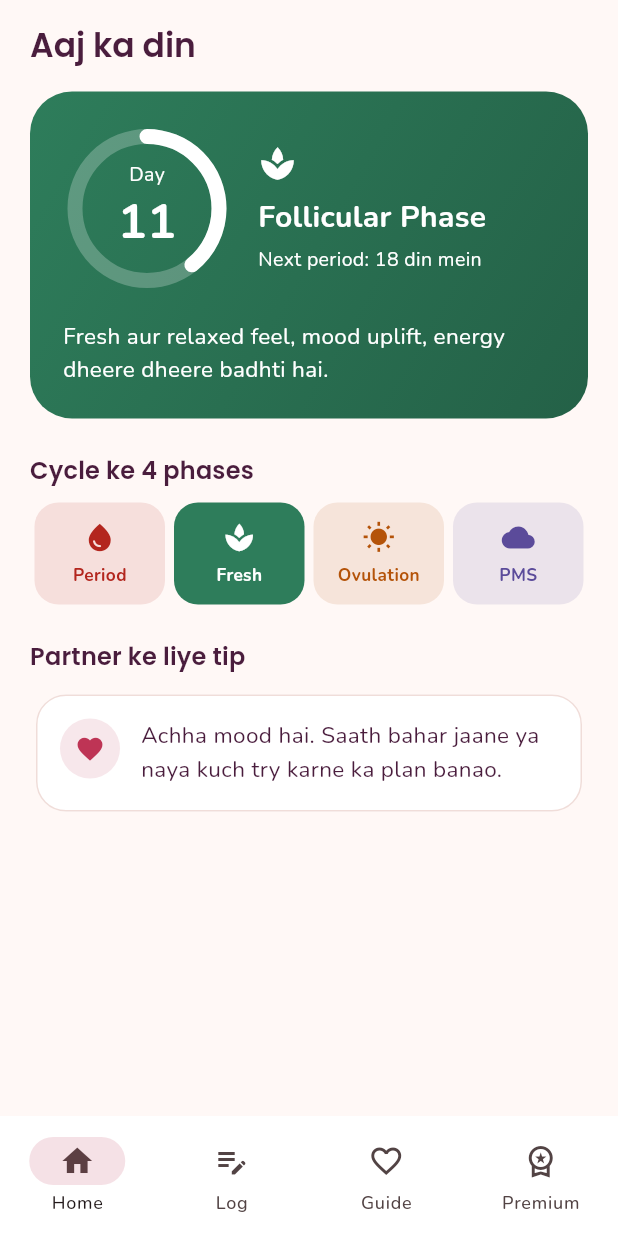
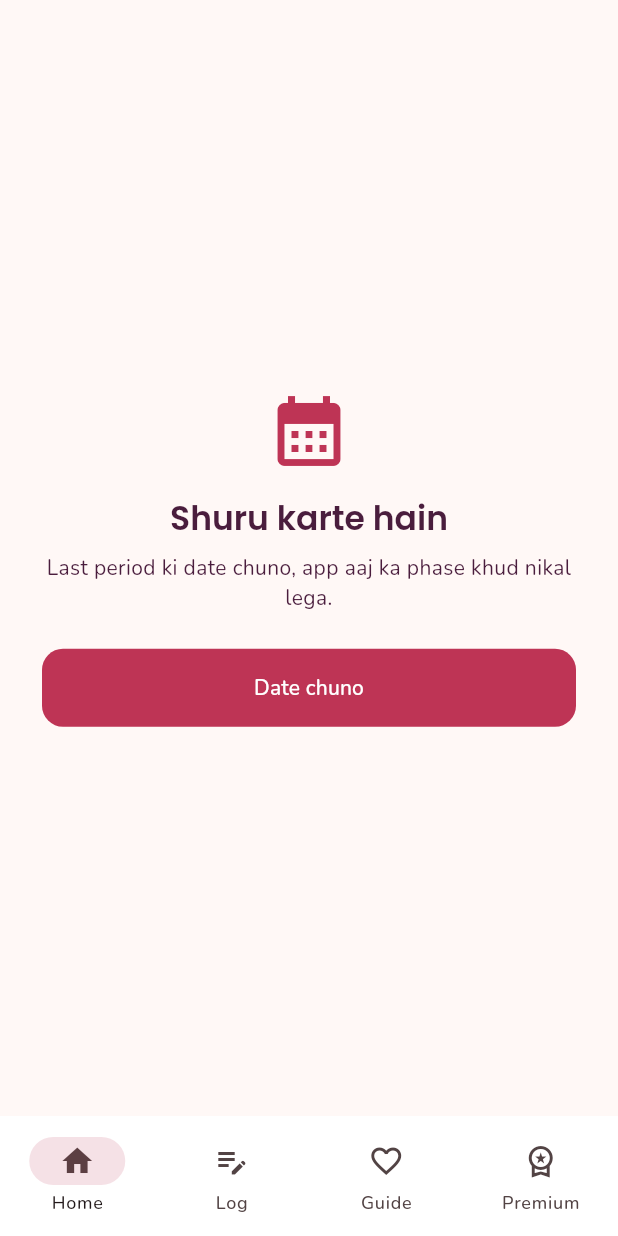
Before and after one commit to SirajAbbas12/menstrual-partner-app, a Flutter app: the screen it shows after launch, on a phone screen of 412 x 824 dp. Run offline on Flutter 3.47's test engine with Material 3 defaults, Android fonts, the phone set to English and light mode, and no system bars; our stand-ins replace flutter_riverpod, google_fonts, hive_flutter; accounts and stored records are empty.

Commit message:
Date picker and saved cycle

```diff
--- a/lib/features/cycle/presentation/dashboard_screen.dart
+++ b/lib/features/cycle/presentation/dashboard_screen.dart
@@ -1,22 +1,70 @@
 import 'dart:math' as math;
 import 'package:flutter/material.dart';
+import 'package:flutter_riverpod/flutter_riverpod.dart';
 import '../../../core/theme/app_theme.dart';
 import '../domain/cycle_calculator.dart';
 import '../domain/cycle_phase.dart';
+import '../providers/cycle_provider.dart';
 
-class DashboardScreen extends StatelessWidget {
+class DashboardScreen extends ConsumerWidget {
   const DashboardScreen({super.key});
 
-  static const int cycleLength = 28;
+  Future<void> _pickDate(BuildContext context, WidgetRef ref) async {
+    final s = ref.read(cycleProvider);
+    final now = DateTime.now();
+    final picked = await showDatePicker(
+      context: context,
+      initialDate: s.lastPeriod ?? now,
+      firstDate: now.subtract(const Duration(days: 120)),
+      lastDate: now,
+      helpText: 'Last period kab shuru hua?',
+    );
+    if (picked != null) {
+      await ref.read(cycleProvider.notifier).save(picked, s.cycleLength);
+    }
+  }
 
   @override
-  Widget build(BuildContext context) {
+  Widget build(BuildContext context, WidgetRef ref) {
+    final s = ref.watch(cycleProvider);
+    final theme = Theme.of(context);
+
+    if (s.lastPeriod == null) {
+      return SafeArea(
+        child: Center(
+          child: Padding(
+            padding: const EdgeInsets.all(28),
+            child: Column(
+              mainAxisSize: MainAxisSize.min,
+              children: [
+                const Icon(Icons.calendar_month,
+                    size: 56, color: AppColors.rose),
+                const SizedBox(height: 16),
+                Text('Shuru karte hain',
+                    style: theme.textTheme.headlineSmall),
+                const SizedBox(height: 8),
+                const Text(
+                  'Last period ki date chuno, app aaj ka phase khud nikal lega.',
+                  textAlign: TextAlign.center,
+                ),
+                const SizedBox(height: 24),
+                FilledButton(
+                  onPressed: () => _pickDate(context, ref),
+                  child: const Text('Date chuno'),
+                ),
+              ],
+            ),
+          ),
+        ),
+      );
+    }
+
+    final len = s.cycleLength;
     final info = CycleCalculator.calculate(
-      lastPeriodStart: DateTime.now().subtract(const Duration(days: 10)),
-      cycleLength: cycleLength,
+      lastPeriodStart: s.lastPeriod!,
+      cycleLength: len,
     );
     final phase = info.phase;
-    final theme = Theme.of(context);
     final dark =
         HSLColor.fromColor(phase.color).withLightness(0.26).toColor();
 
@@ -25,8 +73,20 @@ class DashboardScreen extends StatelessWidget {
         child: ListView(
           padding: const EdgeInsets.fromLTRB(20, 16, 20, 24),
           children: [
-            Text('Aaj ka din', style: theme.textTheme.headlineSmall),
-            const SizedBox(height: 16),
+            Row(
+              children: [
+                Expanded(
+                  child: Text('Aaj ka din',
+                      style: theme.textTheme.headlineSmall),
+                ),
+                TextButton.icon(
+                  onPressed: () => _pickDate(context, ref),
+                  icon: const Icon(Icons.edit_calendar, size: 18),
+                  label: const Text('Date badlo'),
+                ),
+              ],
+            ),
+            const SizedBox(height: 12),
             Container(
               padding: const EdgeInsets.all(22),
               decoration: BoxDecoration(
@@ -46,16 +106,14 @@ class DashboardScreen extends StatelessWidget {
                         width: 112,
                         height: 112,
                         child: CustomPaint(
-                          painter:
-                              _RingPainter(info.cycleDay / cycleLength),
+                          painter: _RingPainter(info.cycleDay / len),
                           child: Center(
                             child: Column(
                               mainAxisSize: MainAxisSize.min,
                               children: [
                                 const Text('Day',
                                     style: TextStyle(
-                                        color: Colors.white,
-                                        fontSize: 13)),
+                                        color: Colors.white, fontSize: 13)),
                                 Text('${info.cycleDay}',
                                     style: const TextStyle(
                                         color: Colors.white,
```
